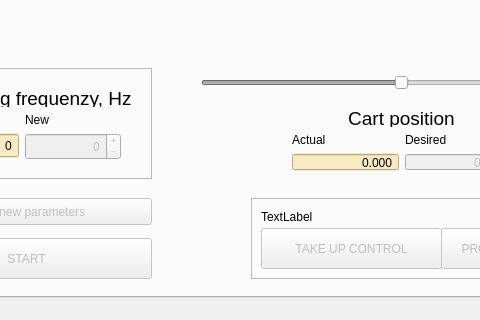
szkulisz/mgr_gui, file mainwindow.ui: the form before one commit; both pictures show x 631 to 1111 and y 448 to 768 of the 1280 by 768 pixel window.
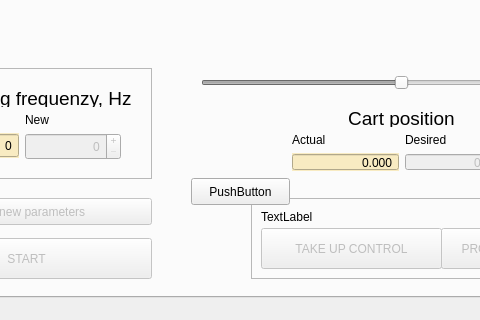
The form after the commit. Custom widgets are drawn as their Qt base class.

Commit message: pamiętaj o pushbutton

What changed in the file:
```diff
--- a/mainwindow.ui
+++ b/mainwindow.ui
@@ -1368,6 +1368,19 @@
        </property>
       </widget>
      </widget>
+     <widget class="QPushButton" name="pushButton">
+      <property name="geometry">
+       <rect>
+        <x>820</x>
+        <y>600</y>
+        <width>99</width>
+        <height>27</height>
+       </rect>
+      </property>
+      <property name="text">
+       <string>PushButton</string>
+      </property>
+     </widget>
      <zorder>frame_4</zorder>
      <zorder>glAnimation</zorder>
      <zorder>plotCart</zorder>
@@ -1380,6 +1393,7 @@
      <zorder>frame_2</zorder>
      <zorder>frame_3</zorder>
      <zorder>bNewParameters</zorder>
+     <zorder>pushButton</zorder>
     </widget>
    </widget>
   </widget>
```
The commit also changes 2 other files.
